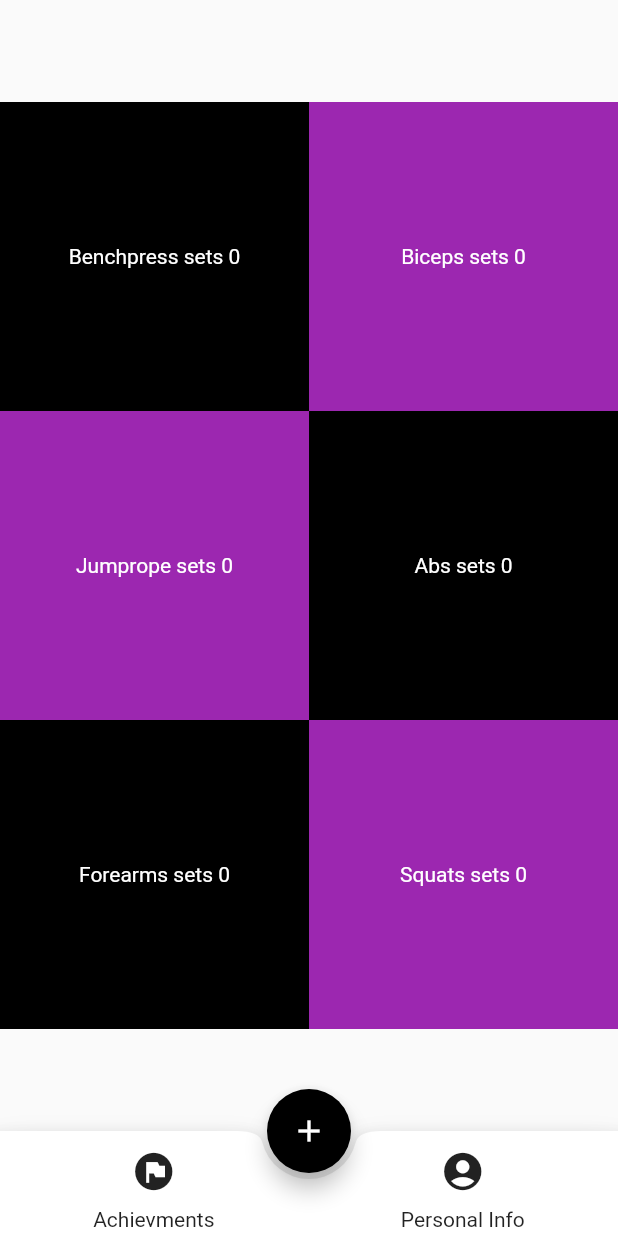
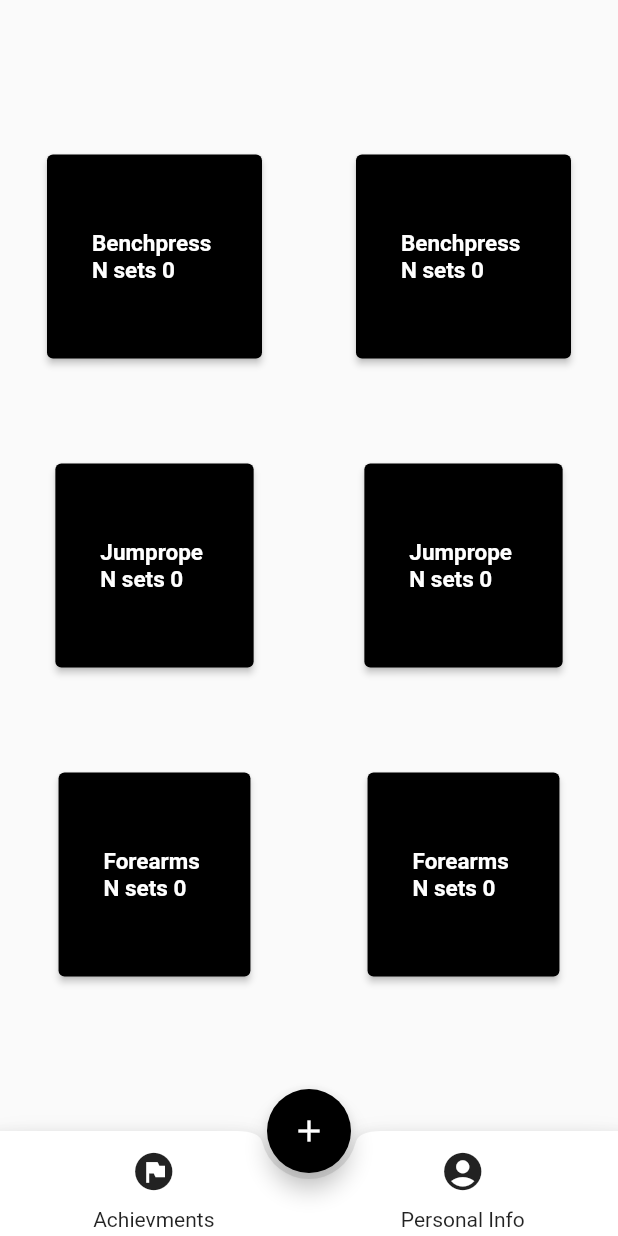
Before and after one commit to mackostya/gym_progress, a Flutter app: the screen it shows after launch, on a phone screen of 412 x 824 dp. Run offline on Flutter 3.47's test engine with Material 2 defaults, Android fonts, the light colour scheme and no system bars.

Commit message:
add exercise Containe

```diff
--- a/lib/bottom_bar.dart
+++ b/lib/bottom_bar.dart
@@ -8,7 +8,7 @@ class BottomBar extends StatelessWidget {
     return BottomAppBar(
         color: Colors.white,
         shape: const CircularNotchedRectangle(),
-        child: Container(
+        child: SizedBox(
           height:70,
           child: Row(
             mainAxisAlignment: MainAxisAlignment.spaceAround,
--- a/lib/main.dart
+++ b/lib/main.dart
@@ -64,21 +64,19 @@
                 counter: _counter,
                 heightOfContainer: heightOfContainer,
                 widthOfContainer: widthOfContainer,
-                colorLeft: Colors.purple,
-                colorRight: Colors.black,
-                text_left: 'Jumprope',
-                text_right: 'Abs'),
+                textLeft: 'Jumprope',
+                textRight: 'Abs'),
               RowOfContainers(
                 counter: _counter,
                 heightOfContainer: heightOfContainer,
                 widthOfContainer: widthOfContainer,
-                text_left: 'Forearms',
-                text_right: 'Squats'),
+                textLeft: 'Forearms',
+                textRight: 'Squats'),
             ],
           ),
         ),
       ),
-      bottomNavigationBar: BottomBar(),
+      bottomNavigationBar: const BottomBar(),
       floatingActionButton: FloatingActionButton(
         backgroundColor: Colors.black,
         onPressed: _incrementCounter,
--- a/lib/row_of_containers.dart
+++ b/lib/row_of_containers.dart
@@ -1,5 +1,5 @@
 import 'package:flutter/material.dart';
-
+import 'exercise_content.dart';
 
 class RowOfContainers extends StatelessWidget {
   final int counter;
@@ -7,16 +7,16 @@ class RowOfContainers extends StatelessWidget {
   final double widthOfContainer;
   final Color colorLeft;
   final Color colorRight;
-  final String text_left;
-  final String text_right;
+  final String textLeft;
+  final String textRight;
   const RowOfContainers({Key? key,
     required this.counter,
     required this.heightOfContainer,
     required this.widthOfContainer,
     this.colorLeft = Colors.black,
     this.colorRight = Colors.purple,
-    this.text_left = 'Benchpress',
-    this.text_right = 'Biceps'
+    this.textLeft = 'Benchpress',
+    this.textRight = 'Biceps'
     }) : super(key: key);
 
   @override
@@ -30,21 +30,54 @@ class RowOfContainers extends StatelessWidget {
           height: heightOfContainer,
           width: widthOfContainer,
           color: colorLeft,
-          child: Text(
-            '$text_left sets $counter',
-            style: const TextStyle(
-              color: Colors.white,),
-          )
+          child: Scaffold(
+            body: Center(
+              child: ElevatedButton(
+                style: ElevatedButton.styleFrom(
+                    primary: Colors.black,
+                    padding: const EdgeInsets.symmetric(horizontal: 30, vertical: 50),
+                    textStyle:
+                        const TextStyle(fontSize: 15, fontWeight: FontWeight.bold)),
+                child: Text('$textLeft \nN sets $counter',
+                        style: const TextStyle(
+                        color: Colors.white,),
+                        ),
+                onPressed: () {
+                    Navigator.push(
+                    context,
+                    MaterialPageRoute(builder: (context) => ExerciseContent(name: textLeft)),
+                  );
+                },
+              ),
+            ),
+          ),
         ),
         Container(
           alignment: Alignment.center,
           height: heightOfContainer,
           width: widthOfContainer,
           color: colorRight,
-          child: Text(
-            '$text_right sets $counter',
-            style: const TextStyle(color: Colors.white),
-          )
+          child: Scaffold(
+            body: Center(
+              child: ElevatedButton(
+                style: ElevatedButton.styleFrom(
+                    primary: Colors.black,
+                    padding: const EdgeInsets.symmetric(horizontal: 30, vertical: 50),
+                    textStyle:
+                        const TextStyle(fontSize: 15, fontWeight: FontWeight.bold)),
+                child: Text('$textLeft \nN sets $counter',
+                        style: const TextStyle(
+                        color: Colors.white,),
+                        ),
+                onPressed: () {
+                    Navigator.push(
+                    context,
+                    MaterialPageRoute(builder: (context) => ExerciseContent(name: textLeft)),
+                  );
+                },
+              ),
+            ),
+          ),
         ),
         ]
     );
```
Also changed, not shown: lib/exercise_content.dart (added, +32 -0 lines).
